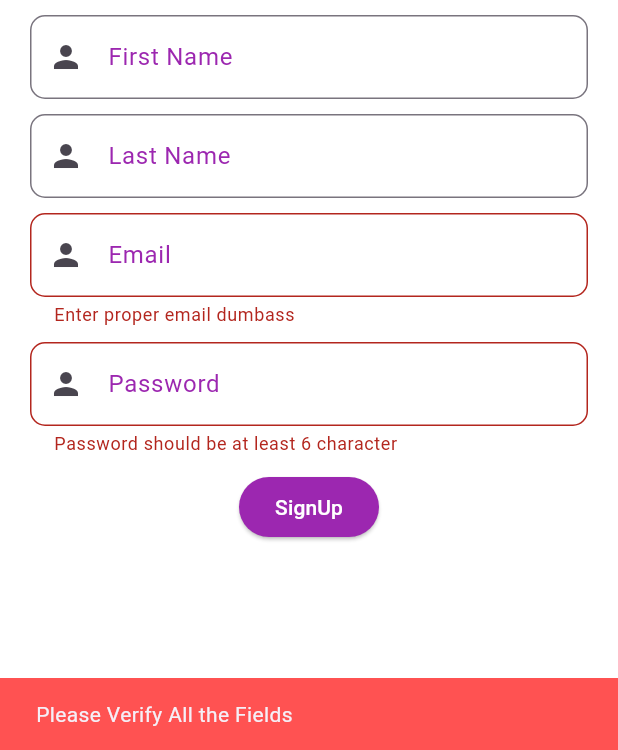
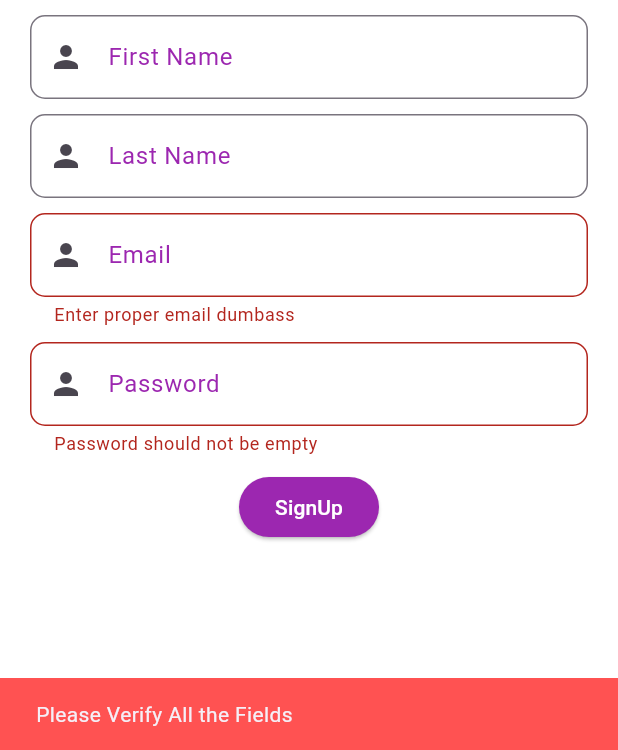
Before and after one commit to akarshbr/linger, a Flutter app: the SignupScreen screen opened directly, after a tap on "SignUp", on a phone screen of 412 x 824 dp, the part 486-1236 px from its top. Run offline on Flutter 3.47's test engine with Material 3 defaults, Android fonts, the phone set to English and light mode, and no system bars; our stand-ins replace sqflite; accounts and stored records are empty.

Commit message:
fixed password with spaces bug

```diff
--- a/lib/view/login_signup_screen/signup_screen.dart
+++ b/lib/view/login_signup_screen/signup_screen.dart
@@ -28,6 +28,8 @@ class SignupScreen extends StatelessWidget {
       backgroundColor: Colors.white,
       body: Form(
         key: formkey,
+        child: Center(
+          child: SingleChildScrollView(
             child: Column(
               mainAxisAlignment: MainAxisAlignment.center,
               children: [
@@ -92,8 +94,12 @@ class SignupScreen extends StatelessWidget {
                   child: TextFormField(
                     controller: passwordController,
                     validator: (enteredPassword) {
-                  if (enteredPassword!.isEmpty || enteredPassword.length < 6) {
+                      if (enteredPassword!.isEmpty) {
+                        return "Password should not be empty";
+                      }else if(enteredPassword.length < 6){
                         return "Password should be at least 6 character";
+                      }else if(enteredPassword.contains(" ")){
+                        return "Password should not contain spaces";
                       }
                       return null;
                     },
@@ -140,6 +146,8 @@ class SignupScreen extends StatelessWidget {
               ],
             ),
           ),
+        ),
+      ),
     );
   }
 }
```
Lines whose indentation alone changed are shown as unchanged.
